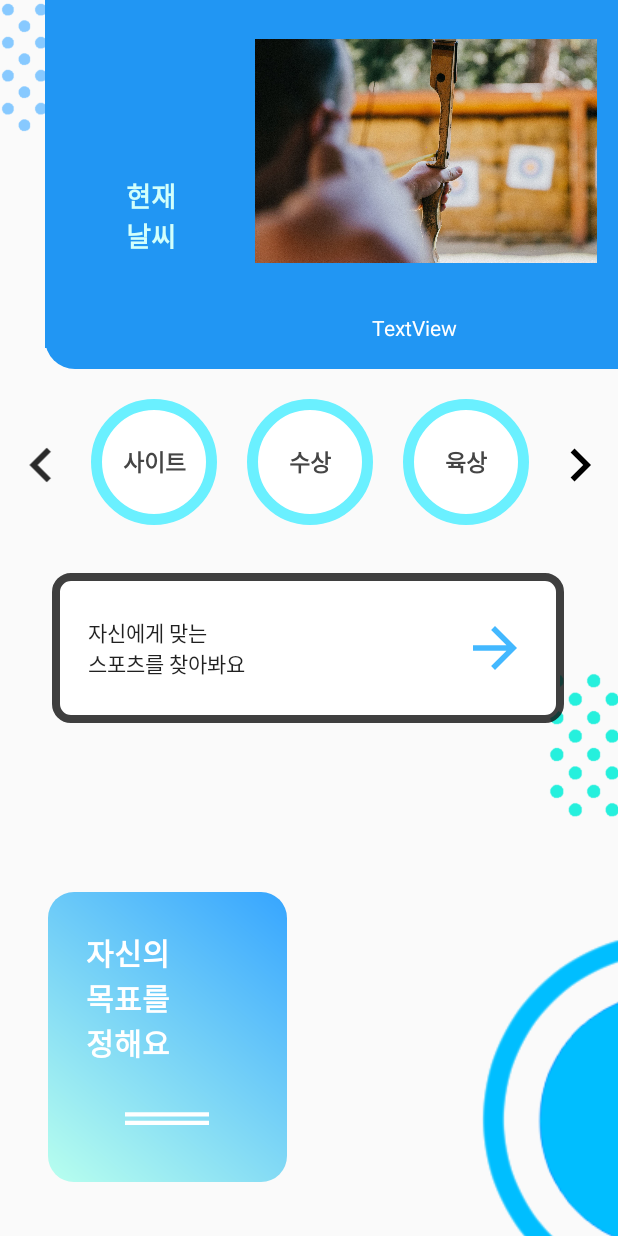
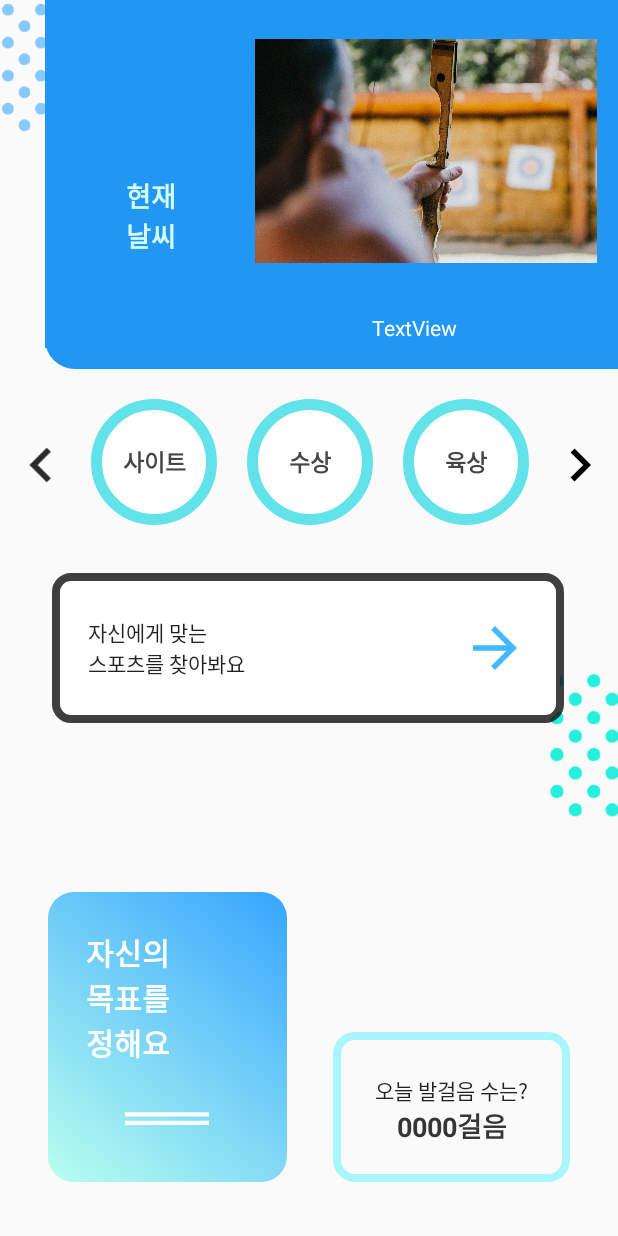
Before and after one commit to LIMMIHEE/SeoulS, an Android app: the screen it shows after launch (MainActivity), on a phone screen of 412 x 824 dp. Run offline under Robolectric (Android 15) with nearby library versions, the light colour scheme and no system bars; our stand-ins replace Firebase (no records; nobody signed in at launch, a user with empty details on screens opened directly).

Commit message:
메인 화면 디자인 + 걸음수 틀 완성

```diff
--- a/SeoulS/app/src/main/res/drawable/btn_bg_ex.xml
+++ b/SeoulS/app/src/main/res/drawable/btn_bg_ex.xml
@@ -1,8 +1,8 @@
 <?xml version="1.0" encoding="utf-8"?>
 <shape xmlns:android="http://schemas.android.com/apk/res/android">
 
-        <!-- 테두리 내부 색상 설정 -->
-        <solid android:color="#00000000" />
+        <!-- 테두리 내부 색상 설정  FFFFFF-->
+        <solid android:color="#00FFFFFF" />
 
         <!-- 테두리 내부 여백 설정 -->
         <padding
@@ -13,13 +13,13 @@
 
         <!-- 테두리 설정: 두께, 색상 -->
         <stroke
-            android:width="3dp"
-            android:color="#2196F3"
+            android:width="5dp"
+            android:color="#855EF2FF"
 
             />
     <corners
-        android:bottomLeftRadius="17dp"
-        android:bottomRightRadius="17dp"
-        android:topLeftRadius="17dp"
-        android:topRightRadius="17dp" />
+        android:bottomLeftRadius="12dp"
+        android:bottomRightRadius="12dp"
+        android:topLeftRadius="12dp"
+        android:topRightRadius="12dp" />
 </shape>
--- a/SeoulS/app/src/main/res/drawable/main_sports_btn.xml
+++ b/SeoulS/app/src/main/res/drawable/main_sports_btn.xml
@@ -13,7 +13,7 @@
     <!-- 테두리 설정: 두께, 색상 -->
     <stroke
         android:width="7dp"
-        android:color="#6AF0FF" />
+        android:color="#62E3EA" />
 
     <corners
         android:bottomLeftRadius="90dp"
--- a/SeoulS/app/src/main/res/layout/activity_main.xml
+++ b/SeoulS/app/src/main/res/layout/activity_main.xml
@@ -14,16 +14,6 @@
         app:layout_constraintBottom_toTopOf="@+id/relativeLayout2"
         app:layout_constraintEnd_toEndOf="parent"
         app:srcCompat="@drawable/dot" />
-
-    <ImageView
-        android:id="@+id/imageView4"
-        android:layout_width="wrap_content"
-        android:layout_height="wrap_content"
-        android:layout_marginStart="320dp"
-        android:layout_marginTop="350dp"
-        app:layout_constraintStart_toStartOf="parent"
-        app:layout_constraintTop_toBottomOf="@+id/linearLayout3"
-        app:srcCompat="@drawable/main_circle" />
 
     <ImageView
         android:id="@+id/imageView5"
@@ -196,7 +186,7 @@
                 android:text="수상"
                 android:textColor="#454545"
                 android:textSize="15sp"
-                android:textStyle="bold"/>
+                android:textStyle="bold" />
 
             <Button
                 android:id="@+id/athletics"
@@ -208,7 +198,7 @@
                 android:text="육상"
                 android:textColor="#454545"
                 android:textSize="15sp"
-                android:textStyle="bold"/>
+                android:textStyle="bold" />
 
             <Button
                 android:id="@+id/button8"
@@ -220,7 +210,7 @@
                 android:text="실내"
                 android:textColor="#454545"
                 android:textSize="15sp"
-                android:textStyle="bold"/>
+                android:textStyle="bold" />
 
         </LinearLayout>
     </HorizontalScrollView>
@@ -262,5 +252,32 @@
         app:layout_constraintBottom_toBottomOf="parent"
         app:layout_constraintStart_toStartOf="parent" />
 
+    <Button
+        android:id="@+id/button2"
+        android:layout_width="158dp"
+        android:layout_height="100dp"
+        android:layout_marginEnd="32dp"
+        android:layout_marginBottom="36dp"
+        android:background="@drawable/btn_bg_ex"
+        android:gravity="center_horizontal"
+        android:paddingTop="28dp"
+        android:text="오늘 발걸음 수는?"
+        app:layout_constraintBottom_toBottomOf="parent"
+        app:layout_constraintEnd_toEndOf="parent" />
+
+    <TextView
+        android:id="@+id/textView26"
+        android:layout_width="wrap_content"
+        android:layout_height="wrap_content"
+        android:layout_marginBottom="24dp"
+        android:text="0000걸음"
+        android:textColor="#353535"
+        android:textColorHighlight="#FFFFFF"
+        android:textSize="18sp"
+        android:textStyle="bold"
+        app:layout_constraintBottom_toBottomOf="@+id/button2"
+        app:layout_constraintEnd_toEndOf="@+id/button2"
+        app:layout_constraintStart_toStartOf="@+id/button2" />
+
 
 </androidx.constraintlayout.widget.ConstraintLayout>
```
